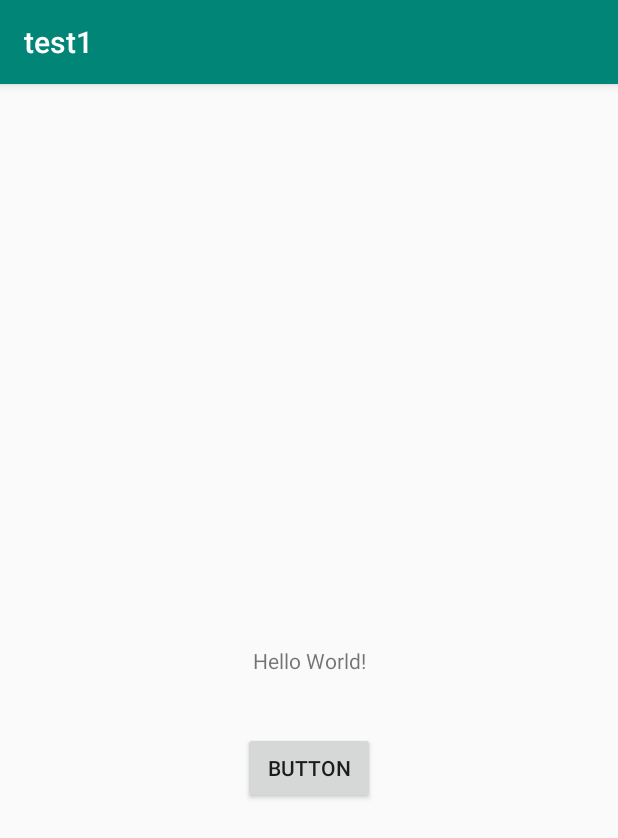
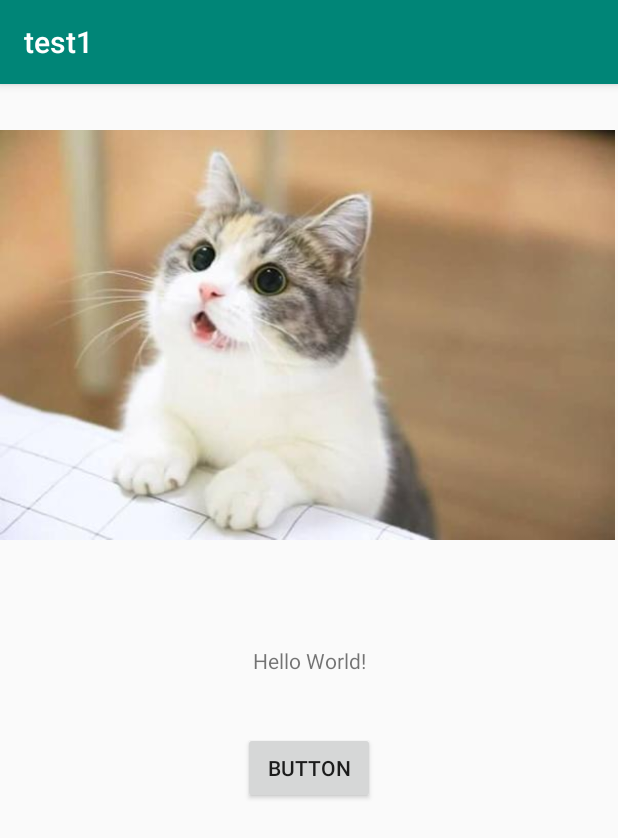
Before and after one commit to i010010/test1, an Android app: the screen it shows after launch (MainActivity), after a tap on "BUTTON", on a phone screen of 412 x 824 dp. Shown: the top 838 px of the screen. Run offline under Robolectric (Android 15) with nearby library versions, the light colour scheme and no system bars.

Commit message:
ImageView INVISIBLE

```diff
--- a/test1/app/src/main/java/com/example/test1/MainActivity.java
+++ b/test1/app/src/main/java/com/example/test1/MainActivity.java
@@ -4,6 +4,7 @@ import android.support.v7.app.AppCompatActivity;
 import android.os.Bundle;
 import android.widget.Button;
 import android.view.View;
+import android.widget.ImageView;
 
 public class MainActivity extends AppCompatActivity {
 
@@ -11,10 +12,15 @@ public class MainActivity extends AppCompatActivity {
 
     @Override
     protected void onCreate(Bundle savedInstanceState) {
+
         super.onCreate(savedInstanceState);
         setContentView(R.layout.activity_main);
 
         Button button = findViewById(R.id.button);
+
+        final ImageView imageView = findViewById(R.id.imageView);
+        imageView.setImageResource(R.drawable.neko1);
+
 
         button.setOnClickListener(new View.OnClickListener() {
 
@@ -23,12 +29,17 @@ public class MainActivity extends AppCompatActivity {
                 // flagがtrueの時
                 if (flag) {
 
+                    imageView.setVisibility(View.INVISIBLE);
+                    flag = false;
 
                 } else {
 
+                    imageView.setVisibility(View.VISIBLE);
+                    flag = true;
 
                 }
             }
+
         });
 
 
--- a/test1/app/src/main/res/layout/activity_main.xml
+++ b/test1/app/src/main/res/layout/activity_main.xml
@@ -7,6 +7,7 @@
     tools:context=".MainActivity">
 
     <TextView
+        android:id="@+id/textView"
         android:layout_width="wrap_content"
         android:layout_height="wrap_content"
         android:text="Hello World!"
@@ -14,6 +15,20 @@
         app:layout_constraintLeft_toLeftOf="parent"
         app:layout_constraintRight_toRightOf="parent"
         app:layout_constraintTop_toTopOf="parent" />
+
+    <ImageView
+        android:id="@+id/imageView"
+        android:layout_width="410dp"
+        android:layout_height="334dp"
+        android:layout_alignParentTop="true"
+        android:contentDescription="@string/neko_photo"
+        android:src="@drawable/neko1"
+        app:layout_constraintBottom_toBottomOf="parent"
+        app:layout_constraintHorizontal_bias="0.0"
+        app:layout_constraintLeft_toLeftOf="parent"
+        app:layout_constraintRight_toRightOf="parent"
+        app:layout_constraintTop_toTopOf="parent"
+        app:layout_constraintVertical_bias="0.0" />
 
     <Button
         android:id="@+id/button"
--- a/test1/app/src/main/res/values/strings.xml
+++ b/test1/app/src/main/res/values/strings.xml
@@ -1,4 +1,5 @@
 <resources>
     <string name="app_name">test1</string>
     <string name="button">Button</string>
+    <string name="neko_photo">neko_photo</string>
 </resources>
```
Also changed, not shown: test1/app/src/main/res/drawable/neko1.jpg (added), 1 other file.
